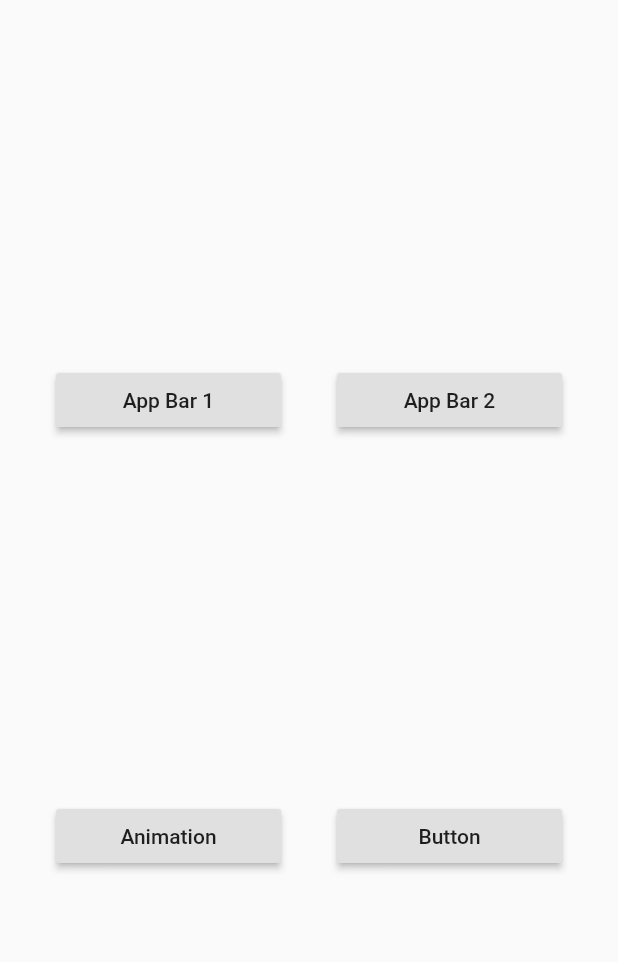
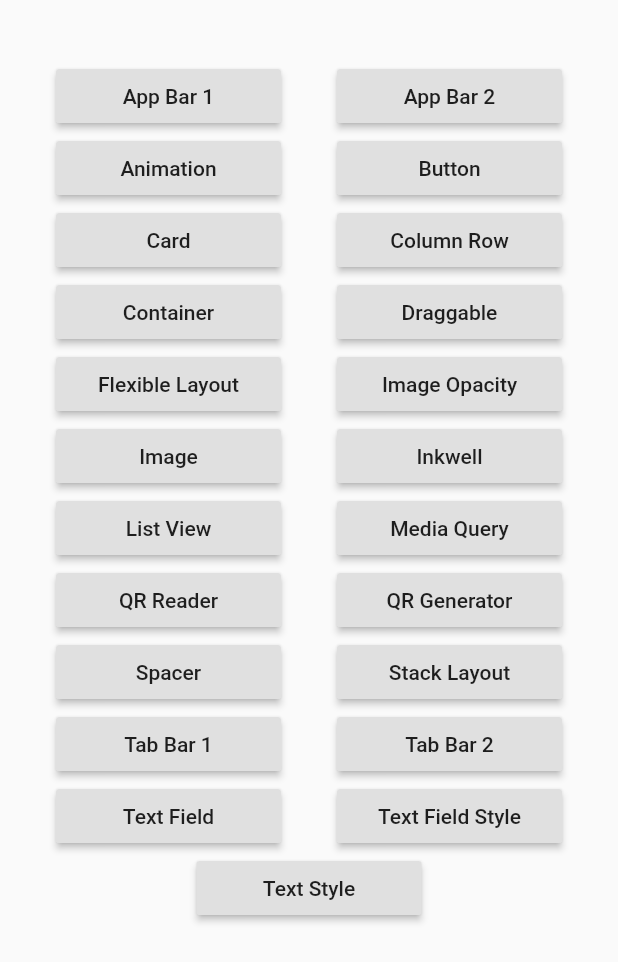
Before and after one commit to her0satr/flutter_basic, a Flutter app: the screen it shows after launch, after a tap on "Basic Sample", on a phone screen of 412 x 824 dp. Shown: the top 962 px of the screen. Run offline on Flutter 3.47's test engine with Material 2 defaults, Android fonts, the phone set to English and light mode, and no system bars; our stand-ins replace audioplayers, qr_flutter; missing offline and left inert: permission, qrscan.

Commit message:
Update Index Page

```diff
--- a/lib/basic/basic_list.dart
+++ b/lib/basic/basic_list.dart
@@ -2,6 +2,25 @@ import 'package:basic/basic/animated.dart';
 import 'package:basic/basic/appbar_custom_01.dart';
 import 'package:basic/basic/appbar_custom_02.dart';
 import 'package:basic/basic/button.dart';
+import 'package:basic/basic/card.dart';
+import 'package:basic/basic/column_row.dart';
+import 'package:basic/basic/container.dart';
+import 'package:basic/basic/draggable.dart';
+import 'package:basic/basic/flexible_layout.dart';
+import 'package:basic/basic/image.dart';
+import 'package:basic/basic/image_opacity.dart';
+import 'package:basic/basic/inkwell.dart';
+import 'package:basic/basic/list_view.dart';
+import 'package:basic/basic/media_query.dart';
+import 'package:basic/basic/qr_generate.dart';
+import 'package:basic/basic/qr_reader.dart';
+import 'package:basic/basic/space_row_column.dart';
+import 'package:basic/basic/stack_align.dart';
+import 'package:basic/basic/tab_bar_custom_01.dart';
+import 'package:basic/basic/tab_bar_custom_02.dart';
+import 'package:basic/basic/text_field_.dart';
+import 'package:basic/basic/text_field_decoration.dart';
+import 'package:basic/basic/text_style.dart';
 import 'package:flutter/material.dart';
 
 class BasicListPage extends StatelessWidget {
@@ -10,8 +29,8 @@ class BasicListPage extends StatelessWidget {
     return MaterialApp(
       debugShowCheckedModeBanner: false,
       home: Scaffold(
-        body: Column(
-          mainAxisAlignment: MainAxisAlignment.spaceEvenly,
+        body: ListView(
+          padding: EdgeInsets.fromLTRB(0, 40, 0, 40),
           children: <Widget>[
               Row(
                 mainAxisAlignment: MainAxisAlignment.spaceEvenly,
@@ -25,6 +44,75 @@ class BasicListPage extends StatelessWidget {
                 children: <Widget>[
                   openPage(context, "Animation", AnimationPage()),
                   openPage(context, "Button", ButtonPage()),
+                ],
+              ),
+              Row(
+                mainAxisAlignment: MainAxisAlignment.spaceEvenly,
+                children: <Widget>[
+                  openPage(context, "Card", CardPage()),
+                  openPage(context, "Column Row", ColumnRowPage()),
+                ],
+              ),
+              Row(
+                mainAxisAlignment: MainAxisAlignment.spaceEvenly,
+                children: <Widget>[
+                  openPage(context, "Container", ContainerPage()),
+                  openPage(context, "Draggable", DraggablePage()),
+                ],
+              ),
+              Row(
+                mainAxisAlignment: MainAxisAlignment.spaceEvenly,
+                children: <Widget>[
+                  openPage(context, "Flexible Layout", FlexibleLayoutPage()),
+                  openPage(context, "Image Opacity", ImageOpacityPage()),
+                ],
+              ),
+              Row(
+                mainAxisAlignment: MainAxisAlignment.spaceEvenly,
+                children: <Widget>[
+                  openPage(context, "Image", ImagePage()),
+                  openPage(context, "Inkwell", InkwellPage()),
+                ],
+              ),
+              Row(
+                mainAxisAlignment: MainAxisAlignment.spaceEvenly,
+                children: <Widget>[
+                  openPage(context, "List View", ListViewPage()),
+                  openPage(context, "Media Query", MediaQueryPage()),
+                ],
+              ),
+              Row(
+                mainAxisAlignment: MainAxisAlignment.spaceEvenly,
+                children: <Widget>[
+                  openPage(context, "QR Reader", QrReaderPage()),
+                  openPage(context, "QR Generator", QrGeneratePage()),
+                ],
+              ),
+              Row(
+                mainAxisAlignment: MainAxisAlignment.spaceEvenly,
+                children: <Widget>[
+                  openPage(context, "Spacer", SpacerPage()),
+                  openPage(context, "Stack Layout", StackPage()),
+                ],
+              ),
+              Row(
+                mainAxisAlignment: MainAxisAlignment.spaceEvenly,
+                children: <Widget>[
+                  openPage(context, "Tab Bar 1", TabBar01Page()),
+                  openPage(context, "Tab Bar 2", TabBar02Page()),
+                ],
+              ),
+              Row(
+                mainAxisAlignment: MainAxisAlignment.spaceEvenly,
+                children: <Widget>[
+                  openPage(context, "Text Field", TextFieldPage()),
+                  openPage(context, "Text Field Style", TextFieldStylePage()),
+                ],
+              ),
+              Row(
+                mainAxisAlignment: MainAxisAlignment.spaceEvenly,
+                children: <Widget>[
+                  openPage(context, "Text Style", TextStylePage()),
                 ],
               ),
             ],
--- a/lib/basic/card.dart
+++ b/lib/basic/card.dart
@@ -1,8 +1,6 @@
 import 'package:flutter/material.dart';
 
-void main() => runApp(MyApp());
-
-class MyApp extends StatelessWidget {
+class CardPage extends StatelessWidget {
   @override
   Widget build(BuildContext context) {
     return MaterialApp(
--- a/lib/basic/column_row.dart
+++ b/lib/basic/column_row.dart
@@ -1,21 +1,25 @@
 import 'package:flutter/material.dart';
 
-void main() => runApp(MyApp());
-
-class MyApp extends StatelessWidget {
+class ColumnRowPage extends StatelessWidget {
   @override
   Widget build(BuildContext context) {
     return MaterialApp(
         home: Scaffold(
-        appBar: AppBar( title: Text("Latihan Row dan Column"),),
+      appBar: AppBar(
+        title: Text("Latihan Row dan Column"),
+      ),
       body: Column(
-          mainAxisAlignment: MainAxisAlignment.center,
+        mainAxisAlignment: MainAxisAlignment.spaceEvenly,
         children: <Widget>[
-            Text("Text 1"),
+          Container(
+              width: MediaQuery.of(context).copyWith().size.width,
+              height: MediaQuery.of(context).copyWith().size.height / 3,
+              color: Colors.lightBlue,
+              child: Center(child: Text("Text 1"))),
           Text("Text 2"),
           Text("Text 3"),
           Row(
-              mainAxisAlignment: MainAxisAlignment.center,
+            mainAxisAlignment: MainAxisAlignment.spaceEvenly,
             children: <Widget>[
               Text("Text 4"),
               Text("Text 5"),
@@ -23,7 +27,6 @@ class MyApp extends StatelessWidget {
           )
         ],
       ),
-      )
-    );
+    ));
   }
 }
--- a/lib/basic/container.dart
+++ b/lib/basic/container.dart
@@ -1,8 +1,6 @@
 import 'package:flutter/material.dart';
 
-void main() => runApp(MyApp());
-
-class MyApp extends StatelessWidget {
+class ContainerPage extends StatelessWidget {
   @override
   Widget build(BuildContext context) {
     return MaterialApp(
@@ -15,6 +13,8 @@ class MyApp extends StatelessWidget {
               margin: EdgeInsets.all(10),
               padding: EdgeInsets.all(15),
               child: Container(
+                width: MediaQuery.of(context).copyWith().size.width,
+                height: MediaQuery.of(context).copyWith().size.height,
                 decoration: BoxDecoration(
                     borderRadius: BorderRadius.circular(20),
                     gradient: LinearGradient(
@@ -24,6 +24,7 @@ class MyApp extends StatelessWidget {
                           Colors.amber,
                           Colors.blue,
                         ])),
+                child: Center(child: Text("Container")),
               ),
             )));
   }
--- a/lib/basic/draggable.dart
+++ b/lib/basic/draggable.dart
@@ -1,13 +1,11 @@
 import 'package:flutter/material.dart';
 
-void main() => runApp(MyApp());
-
-class MyApp extends StatefulWidget {
+class DraggablePage extends StatefulWidget {
   @override
-  _MyAppState createState() => _MyAppState();
+  _DraggablePageState createState() => _DraggablePageState();
 }
 
-class _MyAppState extends State<MyApp> {
+class _DraggablePageState extends State<DraggablePage> {
   Color color1 = Colors.red;
   Color color2 = Colors.amber;
   Color targetColor;
--- a/lib/basic/flexible_layout.dart
+++ b/lib/basic/flexible_layout.dart
@@ -1,13 +1,11 @@
 import 'package:flutter/material.dart';
 
-void main() => runApp(MyApp());
-
-class MyApp extends StatefulWidget {
+class FlexibleLayoutPage extends StatefulWidget {
   @override
-  _MyAppState createState() => _MyAppState();
+  _FlexibleLayoutPageState createState() => _FlexibleLayoutPageState();
 }
 
-class _MyAppState extends State<MyApp> {
+class _FlexibleLayoutPageState extends State<FlexibleLayoutPage> {
   @override
   Widget build(BuildContext context) {
     return MaterialApp(
--- a/lib/basic/image.dart
+++ b/lib/basic/image.dart
@@ -1,13 +1,11 @@
 import 'package:flutter/material.dart';
 
-void main() => runApp(MyApp());
-
-class MyApp extends StatefulWidget {
+class ImagePage extends StatefulWidget {
   @override
-  _MyAppState createState() => _MyAppState();
+  _ImagePageState createState() => _ImagePageState();
 }
 
-class _MyAppState extends State<MyApp> {
+class _ImagePageState extends State<ImagePage> {
   @override
   Widget build(BuildContext context) {
     return MaterialApp(
--- a/lib/basic/image_opacity.dart
+++ b/lib/basic/image_opacity.dart
@@ -1,8 +1,6 @@
 import 'package:flutter/material.dart';
 
-void main() => runApp(MyApp());
-
-class MyApp extends StatelessWidget {
+class ImageOpacityPage extends StatelessWidget {
   @override
   Widget build(BuildContext context) {
     return MaterialApp(
--- a/lib/basic/inkwell.dart
+++ b/lib/basic/inkwell.dart
@@ -1,8 +1,6 @@
 import 'package:flutter/material.dart';
 
-void main() => runApp(MyApp());
-
-class MyApp extends StatelessWidget {
+class InkwellPage extends StatelessWidget {
   @override
   Widget build(BuildContext context) {
     return MaterialApp(
--- a/lib/basic/list_view.dart
+++ b/lib/basic/list_view.dart
@@ -1,13 +1,11 @@
 import 'package:flutter/material.dart';
 
-void main() => runApp(MyApp());
-
-class MyApp extends StatefulWidget {
+class ListViewPage extends StatefulWidget {
   @override
-  _MyAppState createState() => _MyAppState();
+  _ListViewPageState createState() => _ListViewPageState();
 }
 
-class _MyAppState extends State<MyApp> {
+class _ListViewPageState extends State<ListViewPage> {
   List<Widget> widgets = [];
   int counter = 1;
 
--- a/lib/basic/media_query.dart
+++ b/lib/basic/media_query.dart
@@ -1,20 +1,11 @@
 import 'package:flutter/material.dart';
 
-void main() => runApp(MyApp());
-
-class MyApp extends StatelessWidget {
+class MediaQueryPage extends StatefulWidget {
   @override
-  Widget build(BuildContext context) {
-    return MaterialApp(home: FullState());
-  }
+  _MediaQueryPageState createState() => _MediaQueryPageState();
 }
 
-class FullState extends StatefulWidget {
-  @override
-  _FullStateState createState() => _FullStateState();
-}
-
-class _FullStateState extends State<FullState> {
+class _MediaQueryPageState extends State<MediaQueryPage> {
   @override
   Widget build(BuildContext context) {
     return Scaffold(
--- a/lib/basic/qr_code.dart
+++ b/lib/basic/qr_generate.dart
@@ -1,9 +1,7 @@
 import 'package:flutter/material.dart';
 import 'package:qr_flutter/qr_flutter.dart';
 
-void main() => runApp(MyApp());
-
-class MyApp extends StatelessWidget {
+class QrGeneratePage extends StatelessWidget {
   @override
   Widget build(BuildContext context) {
     return MaterialApp(
--- a/lib/basic/qr_reader.dart
+++ b/lib/basic/qr_reader.dart
@@ -2,14 +2,12 @@ import 'package:flutter/material.dart';
 import 'package:qrscan/qrscan.dart';
 import 'package:permission/permission.dart';
 
-void main() => runApp(MyApp());
-
-class MyApp extends StatefulWidget {
+class QrReaderPage extends StatefulWidget {
   @override
-  _MyAppState createState() => _MyAppState();
+  _QrReaderPageState createState() => _QrReaderPageState();
 }
 
-class _MyAppState extends State<MyApp> {
+class _QrReaderPageState extends State<QrReaderPage> {
   String data = "QR Code Data";
 
   @override
--- a/lib/basic/space_row_column.dart
+++ b/lib/basic/space_row_column.dart
@@ -1,13 +1,11 @@
 import 'package:flutter/material.dart';
 
-void main() => runApp(MyApp());
-
-class MyApp extends StatefulWidget {
+class SpacerPage extends StatefulWidget {
   @override
-  _MyAppState createState() => _MyAppState();
+  _SpacerPageState createState() => _SpacerPageState();
 }
 
-class _MyAppState extends State<MyApp> {
+class _SpacerPageState extends State<SpacerPage> {
   @override
   Widget build(BuildContext context) {
     return MaterialApp(
--- a/lib/basic/stack_align.dart
+++ b/lib/basic/stack_align.dart
@@ -1,13 +1,11 @@
 import 'package:flutter/material.dart';
 
-void main() => runApp(MyApp());
-
-class MyApp extends StatefulWidget {
+class StackPage extends StatefulWidget {
   @override
-  _MyAppState createState() => _MyAppState();
+  _StackPageState createState() => _StackPageState();
 }
 
-class _MyAppState extends State<MyApp> {
+class _StackPageState extends State<StackPage> {
   @override
   Widget build(BuildContext context) {
     return MaterialApp(
--- a/lib/basic/tab_bar_custom_01.dart
+++ b/lib/basic/tab_bar_custom_01.dart
@@ -1,8 +1,6 @@
 import 'package:flutter/material.dart';
 
-void main() => runApp(MyApp());
-
-class MyApp extends StatelessWidget {
+class TabBar01Page extends StatelessWidget {
   @override
   Widget build(BuildContext context) {
     return MaterialApp(
--- a/lib/basic/tab_bar_custom_02.dart
+++ b/lib/basic/tab_bar_custom_02.dart
@@ -1,8 +1,6 @@
 import 'package:flutter/material.dart';
 
-void main() => runApp(MyApp());
-
-class MyApp extends StatelessWidget {
+class TabBar02Page extends StatelessWidget {
   final TabBar myTab = TabBar(
     indicator: BoxDecoration(
         color: Colors.red,
--- a/lib/basic/text_field_.dart
+++ b/lib/basic/text_field_.dart
@@ -1,13 +1,11 @@
 import 'package:flutter/material.dart';
 
-void main() => runApp(MyApp());
-
-class MyApp extends StatefulWidget {
+class TextFieldPage extends StatefulWidget {
   @override
-  _MyAppState createState() => _MyAppState();
+  _TextFieldPageState createState() => _TextFieldPageState();
 }
 
-class _MyAppState extends State<MyApp> {
+class _TextFieldPageState extends State<TextFieldPage> {
   TextEditingController controller =
       TextEditingController(text: "Nilai Awal 2");
 
--- a/lib/basic/text_field_decoration.dart
+++ b/lib/basic/text_field_decoration.dart
@@ -1,13 +1,11 @@
 import 'package:flutter/material.dart';
 
-void main() => runApp(MyApp());
-
-class MyApp extends StatefulWidget {
+class TextFieldStylePage extends StatefulWidget {
   @override
-  _MyAppState createState() => _MyAppState();
+  _TextFieldStylePageState createState() => _TextFieldStylePageState();
 }
 
-class _MyAppState extends State<MyApp> {
+class _TextFieldStylePageState extends State<TextFieldStylePage> {
   TextEditingController controller = TextEditingController();
 
   @override
--- a/lib/basic/text_style.dart
+++ b/lib/basic/text_style.dart
@@ -1,13 +1,11 @@
 import 'package:flutter/material.dart';
 
-void main() => runApp(MyApp());
-
-class MyApp extends StatefulWidget {
+class TextStylePage extends StatefulWidget {
   @override
-  _MyAppState createState() => _MyAppState();
+  _TextStylePageState createState() => _TextStylePageState();
 }
 
-class _MyAppState extends State<MyApp> {
+class _TextStylePageState extends State<TextStylePage> {
   @override
   Widget build(BuildContext context) {
     return MaterialApp(
```
Lines whose indentation alone changed are shown as unchanged.
